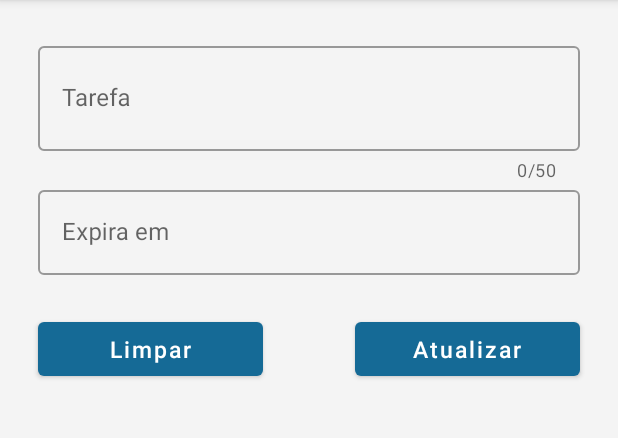
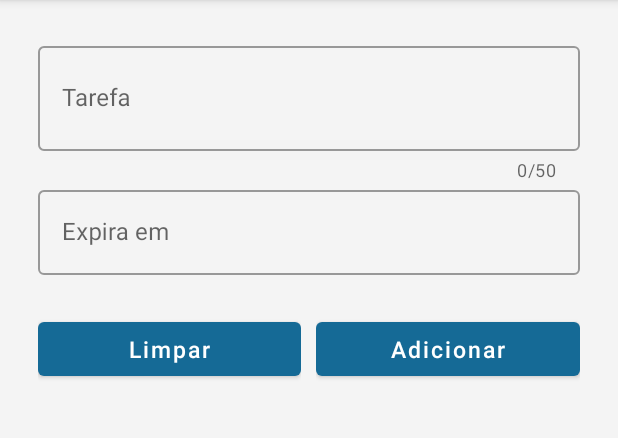
Before and after one commit to omouravictor/android-my-tasks, an Android app: the UpdateActivity screen opened directly, with no data from a screen before it, on a phone screen of 412 x 824 dp, the part 84-522 px from its top. Run offline under Robolectric (Android 15) with nearby library versions, the phone set to English and light mode, and no system bars; 2 statements that could not run were skipped.

Commit message:
responsive layout added for buttons

```diff
--- a/app/src/main/res/layout/activity_update.xml
+++ b/app/src/main/res/layout/activity_update.xml
@@ -53,31 +53,54 @@
             android:maxLength="50" />
     </com.google.android.material.textfield.TextInputLayout>
 
-    <Button
-        android:id="@+id/btnClearUpdate"
-        android:layout_width="wrap_content"
+    <LinearLayout
+        android:layout_width="match_parent"
         android:layout_height="wrap_content"
         android:layout_marginStart="25dp"
         android:layout_marginTop="25dp"
-        android:width="150dp"
-        android:text="@string/btnClearText"
-        android:textAllCaps="false"
-        android:textSize="15sp"
+        android:layout_marginEnd="25dp"
+        android:baselineAligned="false"
+        android:gravity="center"
+        android:orientation="horizontal"
+        app:layout_constraintEnd_toEndOf="parent"
         app:layout_constraintStart_toStartOf="parent"
-        app:layout_constraintTop_toBottomOf="@+id/laySlaDateUpdate" />
+        app:layout_constraintTop_toBottomOf="@+id/laySlaDateUpdate">
 
-    <Button
-        android:id="@+id/btnUpdate"
-        android:layout_width="wrap_content"
-        android:layout_height="wrap_content"
-        android:layout_marginTop="25dp"
-        android:layout_marginEnd="25dp"
-        android:width="150dp"
-        android:text="@string/btnUpdateText"
-        android:textAllCaps="false"
-        android:textSize="15sp"
-        app:layout_constraintEnd_toEndOf="parent"
-        app:layout_constraintTop_toBottomOf="@+id/laySlaDateUpdate" />
+        <LinearLayout
+            android:layout_width="0dp"
+            android:layout_height="wrap_content"
+            android:layout_marginEnd="10dp"
+            android:layout_weight="1"
+            android:gravity="center"
+            android:orientation="vertical">
+
+            <Button
+                android:id="@+id/btnClearUpdate"
+                android:layout_width="match_parent"
+                android:layout_height="match_parent"
+                android:text="@string/btnClearText"
+                android:textAllCaps="false"
+                android:textSize="15sp" />
+        </LinearLayout>
+
+        <LinearLayout
+            android:layout_width="0dp"
+            android:layout_height="wrap_content"
+            android:layout_weight="1"
+            android:gravity="center"
+            android:orientation="vertical">
+
+            <Button
+                android:id="@+id/btnUpdate"
+                android:layout_width="match_parent"
+                android:layout_height="match_parent"
+                android:text="@string/btnAddText"
+                android:textAllCaps="false"
+                android:textSize="15sp" />
+
+        </LinearLayout>
+
+    </LinearLayout>
 
     <EditText
         android:id="@+id/etFocusUpdate"
```
Also changed, not shown: app/src/main/res/layout/activity_add.xml (+43 -20 lines).
